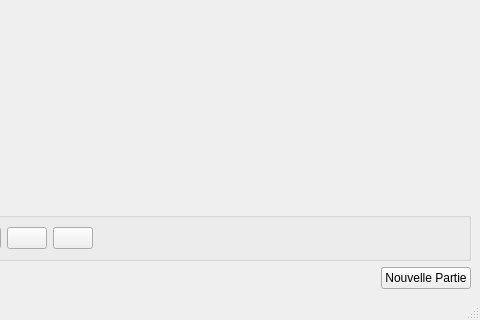
Old version of the form chifoumivue.ui in the repository BenjaminPeyre/Chifoumi-InterfaceGraphiqueQt; both pictures show x 427 to 907 and y 304 to 624 of the 907 by 624 pixel window.
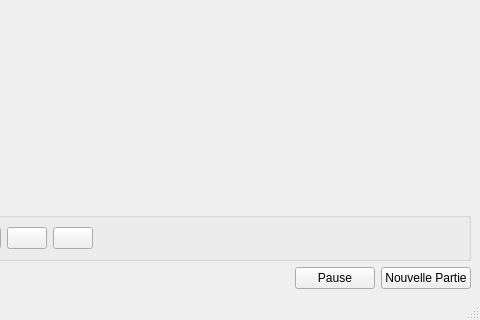
New version of the form. Icons and pictures are not drawn.

The edit to the form file:
```diff
--- a/chifoumivue.ui
+++ b/chifoumivue.ui
@@ -383,6 +383,13 @@
             </property>
            </spacer>
           </item>
+          <item>
+           <widget class="QPushButton" name="bPause">
+            <property name="text">
+             <string>Pause</string>
+            </property>
+           </widget>
+          </item>
           <item>
            <widget class="QPushButton" name="NouvellePartieBouton">
             <property name="sizePolicy">
```
